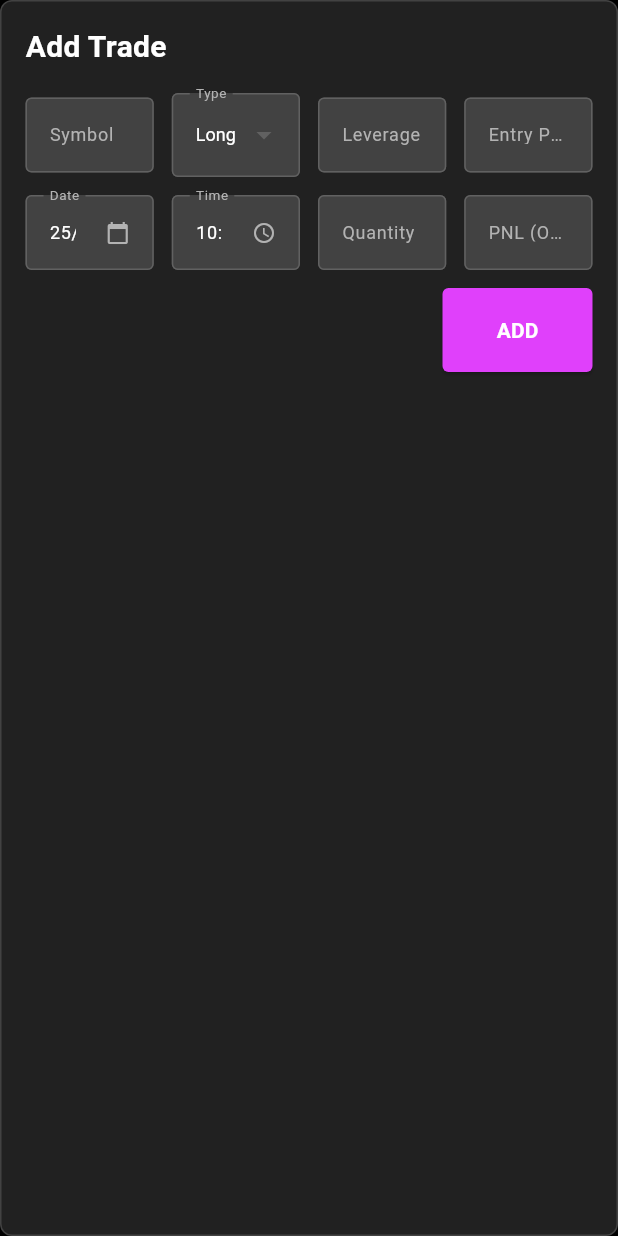
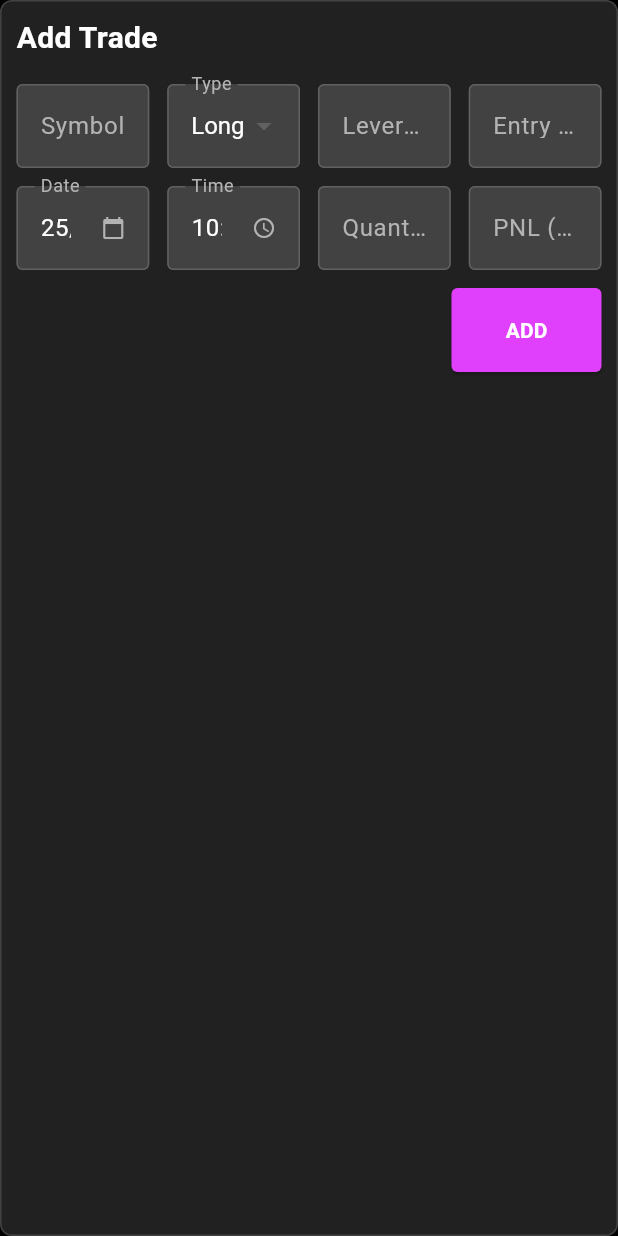
Before and after one commit to Charizard17/CompundX, a Flutter app: the AddTradeForm widget shown alone on an empty page, opened directly, on a phone screen of 412 x 824 dp. Run offline on Flutter 3.47's test engine with Material 3 defaults, Android fonts, the phone set to English and light mode, and no system bars; our stand-ins replace fl_chart.

Commit message:
some style adjustments

```diff
--- a/lib/constants/app_constants.dart
+++ b/lib/constants/app_constants.dart
@@ -3,10 +3,9 @@ import 'package:flutter/material.dart';
 class AppConstants {
   // Font Sizes
   static const double titleFontSize = 30.0;
-  static const double headerFontSize = 20.0;
-  static const double largeFontSize = 16.0;
-  static const double mediumFontSize = 14.0;
-  static const double smallFontSize = 12.0;
+  static const double largeFontSize = 20.0;
+  static const double mediumFontSize = 16.0;
+  static const double smallFontSize = 13.0;
 
   // Colors
   static const Color primaryColor = Colors.purpleAccent;
--- a/lib/widgets/add_trade_form.dart
+++ b/lib/widgets/add_trade_form.dart
@@ -138,7 +138,7 @@ class _AddTradeFormState extends State<AddTradeForm> {
   @override
   Widget build(BuildContext context) {
     return Container(
-      padding: const EdgeInsets.all(16),
+      padding: const EdgeInsets.all(10),
       decoration: BoxDecoration(
         color: AppConstants.surfaceColor,
         borderRadius: BorderRadius.circular(8),
@@ -153,7 +153,7 @@ class _AddTradeFormState extends State<AddTradeForm> {
               'Add Trade',
               style: TextStyle(
                 color: AppConstants.textPrimaryColor,
-                fontSize: AppConstants.headerFontSize,
+                fontSize: AppConstants.largeFontSize,
                 fontWeight: FontWeight.bold,
               ),
             ),
@@ -256,13 +256,13 @@ class _AddTradeFormState extends State<AddTradeForm> {
       onTap: _selectDate,
       style: const TextStyle(
         color: AppConstants.textPrimaryColor,
-        fontSize: AppConstants.smallFontSize,
+        fontSize: AppConstants.mediumFontSize,
       ),
       decoration: InputDecoration(
         labelText: 'Date',
         labelStyle: const TextStyle(
           color: AppConstants.textSecondaryColor,
-          fontSize: AppConstants.smallFontSize,
+          fontSize: AppConstants.mediumFontSize,
         ),
         filled: true,
         fillColor: AppConstants.cardColor,
@@ -295,13 +295,13 @@ class _AddTradeFormState extends State<AddTradeForm> {
       onTap: _selectTime,
       style: const TextStyle(
         color: AppConstants.textPrimaryColor,
-        fontSize: AppConstants.smallFontSize,
+        fontSize: AppConstants.mediumFontSize,
       ),
       decoration: InputDecoration(
         labelText: 'Time',
         labelStyle: const TextStyle(
           color: AppConstants.textSecondaryColor,
-          fontSize: AppConstants.smallFontSize,
+          fontSize: AppConstants.mediumFontSize,
         ),
         filled: true,
         fillColor: AppConstants.cardColor,
@@ -336,13 +336,13 @@ class _AddTradeFormState extends State<AddTradeForm> {
       controller: controller,
       style: const TextStyle(
         color: AppConstants.textPrimaryColor,
-        fontSize: AppConstants.smallFontSize,
+        fontSize: AppConstants.mediumFontSize,
       ),
       decoration: InputDecoration(
         labelText: label,
         labelStyle: const TextStyle(
           color: AppConstants.textSecondaryColor,
-          fontSize: AppConstants.smallFontSize,
+          fontSize: AppConstants.mediumFontSize,
         ),
         filled: true,
         fillColor: AppConstants.cardColor,
@@ -385,13 +385,13 @@ class _AddTradeFormState extends State<AddTradeForm> {
       ],
       style: const TextStyle(
         color: AppConstants.textPrimaryColor,
-        fontSize: AppConstants.smallFontSize,
+        fontSize: AppConstants.mediumFontSize,
       ),
       decoration: InputDecoration(
         labelText: label,
         labelStyle: const TextStyle(
           color: AppConstants.textSecondaryColor,
-          fontSize: AppConstants.smallFontSize,
+          fontSize: AppConstants.mediumFontSize,
         ),
         filled: true,
         fillColor: AppConstants.cardColor,
@@ -428,14 +428,14 @@ class _AddTradeFormState extends State<AddTradeForm> {
       value: _selectedType,
       style: const TextStyle(
         color: AppConstants.textPrimaryColor,
-        fontSize: AppConstants.smallFontSize,
+        fontSize: AppConstants.mediumFontSize,
       ),
       dropdownColor: AppConstants.cardColor,
       decoration: InputDecoration(
         labelText: 'Type',
         labelStyle: const TextStyle(
           color: AppConstants.textSecondaryColor,
-          fontSize: AppConstants.smallFontSize,
+          fontSize: AppConstants.mediumFontSize,
         ),
         filled: true,
         fillColor: AppConstants.cardColor,
```
Also changed, not shown: lib/main.dart (+20 -4 lines), lib/widgets/edit_trade_dialog.dart (+10 -10 lines), lib/widgets/growth_chart.dart (+31 -45 lines), lib/widgets/trades_table.dart (+5 -4 lines).
